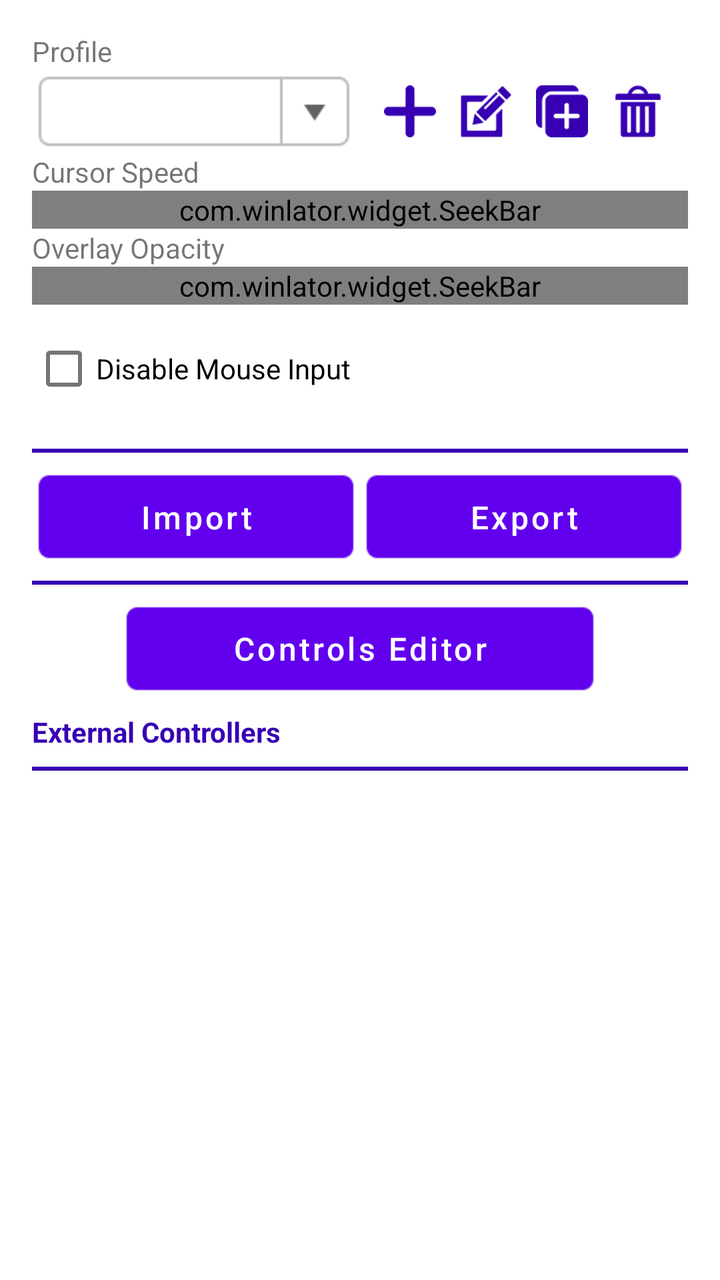
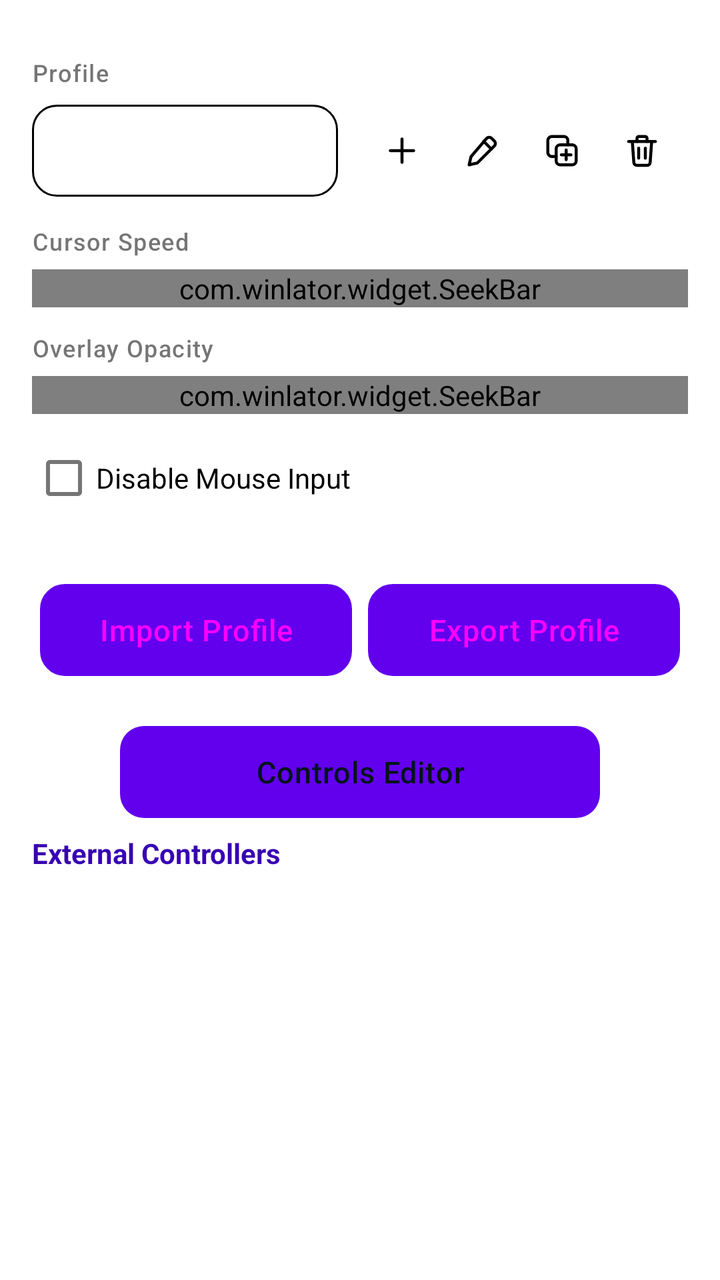

Compare the two renders of this Android layout. The source of the first and the diff that turns it into the second are given below.
<!-- AndroidManifest.xml: fallback theme Theme.MaterialComponents.DayNight.NoActionBar -->
<!-- res/layout/input_controls_fragment.xml -->
<?xml version="1.0" encoding="utf-8"?>
<ScrollView xmlns:android="http://schemas.android.com/apk/res/android"
    android:layout_width="match_parent"
    android:layout_height="match_parent"
    xmlns:app="http://schemas.android.com/apk/res-auto">

    <LinearLayout
        android:orientation="vertical"
        android:layout_width="match_parent"
        android:layout_height="match_parent"
        android:padding="16dp">

        <TextView
            android:layout_width="wrap_content"
            android:layout_height="wrap_content"
            android:text="@string/profile" />

        <LinearLayout
            android:layout_width="match_parent"
            android:layout_height="wrap_content"
            android:orientation="horizontal"
            android:gravity="center_vertical">

            <Spinner
                style="@style/ComboBox"
                android:id="@+id/SProfile"
                android:layout_width="0dp"
                android:layout_height="wrap_content"
                android:layout_weight="1" />

            <LinearLayout style="@style/Toolbox">
                <ImageButton
                    style="@style/ListMenuButton"
                    android:id="@+id/BTAddProfile"
                    android:src="@drawable/icon_add" />

                <ImageButton
                    style="@style/ListMenuButton"
                    android:id="@+id/BTEditProfile"
                    android:src="@drawable/icon_edit" />

                <ImageButton
                    style="@style/ListMenuButton"
                    android:id="@+id/BTDuplicateProfile"
                    android:src="@drawable/icon_duplicate" />

                <ImageButton
                    style="@style/ListMenuButton"
                    android:id="@+id/BTRemoveProfile"
                    android:layout_marginRight="0dp"
                    android:src="@drawable/icon_remove" />
            </LinearLayout>
        </LinearLayout>

        <TextView
            android:layout_width="wrap_content"
            android:layout_height="wrap_content"
            android:text="@string/cursor_speed"/>

        <com.winlator.widget.SeekBar
            android:id="@+id/SBCursorSpeed"
            android:layout_width="match_parent"
            android:layout_height="wrap_content"
            app:suffix="%"
            app:minValue="10"
            app:maxValue="250" />

        <TextView
            android:layout_width="wrap_content"
            android:layout_height="wrap_content"
            android:text="@string/overlay_opacity"/>

        <com.winlator.widget.SeekBar
            android:id="@+id/SBOverlayOpacity"
            android:layout_width="match_parent"
            android:layout_height="wrap_content"
            app:suffix="%"
            app:step="5"
            app:minValue="10"
            app:maxValue="100" />

        <CheckBox
            android:id="@+id/CBDisableMouseInput"
            android:layout_width="wrap_content"
            android:layout_height="wrap_content"
            android:text="@string/disable_mouse_input"
            android:layout_marginTop="8dp" />

        <View
            style="@style/HorizontalLine"
            android:layout_marginTop="16dp" />

        <LinearLayout
            android:layout_width="match_parent"
            android:layout_height="wrap_content"
            android:orientation="horizontal">

            <Button
                style="@style/ButtonNeutral"
                android:id="@+id/BTImportProfile"
                android:layout_width="0dp"
                android:layout_height="wrap_content"
                android:layout_weight="1"
                android:text="@string/import_profile" />

            <Button
                style="@style/ButtonNeutral"
                android:id="@+id/BTExportProfile"
                android:layout_width="0dp"
                android:layout_height="wrap_content"
                android:layout_weight="1"
                android:text="@string/export_profile" />
        </LinearLayout>

        <View style="@style/HorizontalLine" />

        <Button
            style="@style/ButtonPositive"
            android:id="@+id/BTControlsEditor"
            android:layout_width="240dp"
            android:layout_height="wrap_content"
            android:layout_gravity="center_horizontal"
            android:text="@string/controls_editor" />

        <TextView
            android:layout_width="wrap_content"
            android:layout_height="wrap_content"
            android:textStyle="bold"
            android:text="@string/external_controllers"
            android:textColor="?attr/colorPrimaryVariant"
            android:layout_marginTop="8dp" />

        <View style="@style/HorizontalLine" />

        <LinearLayout
            android:id="@+id/LLExternalControllers"
            android:layout_width="match_parent"
            android:layout_height="wrap_content"
            android:orientation="vertical" />

        <TextView
            android:id="@+id/TVEmptyText"
            android:layout_width="match_parent"
            android:layout_height="match_parent"
            android:gravity="center"
            android:text="@string/no_items_to_display"
            android:visibility="gone" />
    </LinearLayout>
</ScrollView>
<!-- resources referenced by this layout -->
<resources>
  <!-- drawable icon_add: png bitmap (drawable-hdpi, 489 bytes) -->
  <!-- drawable icon_duplicate: png bitmap (drawable-hdpi, 890 bytes) -->
  <!-- drawable icon_edit: png bitmap (drawable-hdpi, 843 bytes) -->
  <!-- drawable icon_remove: png bitmap (drawable-hdpi, 707 bytes) -->
  <style name="ButtonNeutral" parent="BaseButton">
          <item name="android:background">@drawable/button_neutral</item>
          <item name="android:textColor">#ffffff</item>
      </style>
  <style name="ButtonPositive" parent="BaseButton">
          <item name="android:background">@drawable/button_positive</item>
          <item name="android:textColor">#ffffff</item>
      </style>
  <style name="ComboBox">
          <item name="android:layout_width">192dp</item>
          <item name="android:layout_height">42dp</item>
          <item name="android:focusable">true</item>
          <item name="android:clickable">true</item>
          <item name="android:textSize">16sp</item>
          <item name="android:textColor">?attr/colorPrimaryText</item>
          <item name="android:gravity">left|center_vertical</item>
          <item name="android:paddingLeft">12dp</item>
          <item name="android:paddingRight">36dp</item>
          <item name="android:paddingTop">0dp</item>
          <item name="android:paddingBottom">0dp</item>
          <item name="android:maxLines">1</item>
          <item name="android:ellipsize">end</item>
          <item name="android:spinnerMode">dropdown</item>
          <item name="android:background">@drawable/combo_box</item>
          <item name="android:popupBackground">?attr/popupMenuBackground</item>
      </style>
  <style name="HorizontalLine">
          <item name="android:layout_width">match_parent</item>
          <item name="android:layout_height">2dp</item>
          <item name="android:background">?attr/colorPrimaryVariant</item>
          <item name="android:layout_marginTop">8dp</item>
          <item name="android:layout_marginBottom">8dp</item>
      </style>
  <style name="ListMenuButton" parent="BaseImageButton">
          <item name="android:layout_width">34dp</item>
          <item name="android:layout_height">34dp</item>
          <item name="android:tint">?attr/colorPrimaryVariant</item>
          <item name="android:layout_marginLeft">2dp</item>
          <item name="android:layout_marginRight">2dp</item>
      </style>
  <style name="Toolbox">
          <item name="android:layout_width">wrap_content</item>
          <item name="android:layout_height">40dp</item>
          <item name="android:orientation">horizontal</item>
          <item name="android:gravity">center_vertical</item>
          <item name="android:background">?attr/toolboxBackground</item>
          <item name="android:paddingTop">2dp</item>
          <item name="android:paddingBottom">2dp</item>
          <item name="android:paddingLeft">8dp</item>
          <item name="android:paddingRight">8dp</item>
      </style>
  <style name="BaseButton">
          <item name="android:layout_width">wrap_content</item>
          <item name="android:layout_height">42dp</item>
          <item name="android:focusable">true</item>
          <item name="android:clickable">true</item>
          <item name="android:textSize">16sp</item>
          <item name="android:lines">1</item>
          <item name="android:gravity">center</item>
          <item name="android:paddingLeft">24dp</item>
          <item name="android:paddingRight">24dp</item>
          <item name="android:textAllCaps">false</item>
      </style>
  <!-- drawable button_neutral (drawable) -->
  <?xml version="1.0" encoding="utf-8"?>
  <selector xmlns:android="http://schemas.android.com/apk/res/android" >
      <item android:state_pressed="true" android:drawable="@drawable/button_neutral_pressed" />
      <item android:state_focused="true" android:drawable="@drawable/button_neutral_normal" />
      <item android:drawable="@drawable/button_neutral_normal" />
  </selector>
  <!-- drawable button_positive (drawable) -->
  <?xml version="1.0" encoding="utf-8"?>
  <selector xmlns:android="http://schemas.android.com/apk/res/android" >
      <item android:state_pressed="true" android:drawable="@drawable/button_positive_pressed" />
      <item android:state_focused="true" android:drawable="@drawable/button_positive_normal" />
      <item android:drawable="@drawable/button_positive_normal" />
  </selector>
  <!-- drawable combo_box (drawable) -->
  <?xml version="1.0" encoding="utf-8"?>
  <selector xmlns:android="http://schemas.android.com/apk/res/android" >
      <item android:state_pressed="true" android:drawable="@drawable/combo_box_pressed" />
      <item android:state_focused="true" android:drawable="@drawable/combo_box_normal" />
      <item android:drawable="@drawable/combo_box_normal" />
  </selector>
  <style name="BaseImageButton">
          <item name="android:layout_width">42dp</item>
          <item name="android:layout_height">42dp</item>
          <item name="android:focusable">true</item>
          <item name="android:clickable">true</item>
          <item name="android:gravity">center</item>
          <item name="android:scaleType">centerInside</item>
          <item name="android:background">?selectableItemBackgroundBorderless</item>
          <item name="android:padding">4dp</item>
      </style>
  <!-- drawable button_neutral_pressed: png bitmap (drawable-hdpi, 1534 bytes) -->
  <!-- drawable button_neutral_normal: png bitmap (drawable-hdpi, 1526 bytes) -->
  <!-- drawable button_positive_pressed: png bitmap (drawable-hdpi, 1512 bytes) -->
  <!-- drawable button_positive_normal: png bitmap (drawable-hdpi, 1515 bytes) -->
  <!-- drawable combo_box_pressed: png bitmap (drawable-hdpi, 1650 bytes) -->
  <!-- drawable combo_box_normal: png bitmap (drawable-hdpi, 1652 bytes) -->
  <!-- unchanged entries left out for length: 9 -->
</resources>

<!-- the commit's change to res/layout/input_controls_fragment.xml (unified diff, before → after) -->
@@ -11,8 +11,7 @@
         android:padding="16dp">
 
         <TextView
-            android:layout_width="wrap_content"
-            android:layout_height="wrap_content"
+            style="@style/LvFieldLabel"
             android:text="@string/profile" />
 
         <LinearLayout
@@ -53,9 +52,8 @@
         </LinearLayout>
 
         <TextView
-            android:layout_width="wrap_content"
-            android:layout_height="wrap_content"
-            android:text="@string/cursor_speed"/>
+            style="@style/LvFieldLabel"
+            android:text="@string/cursor_speed" />
 
         <com.winlator.widget.SeekBar
             android:id="@+id/SBCursorSpeed"
@@ -66,9 +64,8 @@
             app:maxValue="250" />
 
         <TextView
-            android:layout_width="wrap_content"
-            android:layout_height="wrap_content"
-            android:text="@string/overlay_opacity"/>
+            style="@style/LvFieldLabel"
+            android:text="@string/overlay_opacity" />
 
         <com.winlator.widget.SeekBar
             android:id="@+id/SBOverlayOpacity"
<!-- resource entries referenced after the edit -->
@@ -1,93 +1,183 @@
 <!-- resources referenced by this layout -->
 <resources>
-  <!-- drawable icon_add: png bitmap (drawable-hdpi, 489 bytes) -->
-  <!-- drawable icon_duplicate: png bitmap (drawable-hdpi, 890 bytes) -->
-  <!-- drawable icon_edit: png bitmap (drawable-hdpi, 843 bytes) -->
-  <!-- drawable icon_remove: png bitmap (drawable-hdpi, 707 bytes) -->
+  <!-- drawable icon_add (drawable) -->
+  <?xml version="1.0" encoding="utf-8"?>
+  <vector xmlns:android="http://schemas.android.com/apk/res/android"
+      android:width="24dp"
+      android:height="24dp"
+      android:viewportWidth="24"
+      android:viewportHeight="24">
+      <path android:pathData="M12,5L12,19" android:strokeColor="#FF000000" android:strokeWidth="1.8" android:strokeLineCap="round" android:strokeLineJoin="round" />
+      <path android:pathData="M5,12L19,12" android:strokeColor="#FF000000" android:strokeWidth="1.8" android:strokeLineCap="round" android:strokeLineJoin="round" />
+  </vector>
+  <!-- drawable icon_duplicate (drawable) -->
+  <?xml version="1.0" encoding="utf-8"?>
+  <vector xmlns:android="http://schemas.android.com/apk/res/android"
+      android:width="24dp"
+      android:height="24dp"
+      android:viewportWidth="24"
+      android:viewportHeight="24">
+      <path android:pathData="M10.9,8.5h7.2a2.4,2.4 0 0,1 2.4,2.4v7.2a2.4,2.4 0 0,1 -2.4,2.4h-7.2a2.4,2.4 0 0,1 -2.4,-2.4v-7.2a2.4,2.4 0 0,1 2.4,-2.4Z" android:strokeColor="#FF000000" android:strokeWidth="1.8" android:strokeLineCap="round" android:strokeLineJoin="round" />
+      <path android:pathData="M15.5,8.5V5.9a2.4,2.4 0 0,0 -2.4,-2.4H5.9A2.4,2.4 0 0,0 3.5,5.9v7.2a2.4,2.4 0 0,0 2.4,2.4h2.6" android:strokeColor="#FF000000" android:strokeWidth="1.8" android:strokeLineCap="round" android:strokeLineJoin="round" />
+      <path android:pathData="M14.5,11.6L14.5,17.4" android:strokeColor="#FF000000" android:strokeWidth="1.8" android:strokeLineCap="round" android:strokeLineJoin="round" />
+      <path android:pathData="M11.6,14.5L17.4,14.5" android:strokeColor="#FF000000" android:strokeWidth="1.8" android:strokeLineCap="round" android:strokeLineJoin="round" />
+  </vector>
+  <!-- drawable icon_edit (drawable) -->
+  <?xml version="1.0" encoding="utf-8"?>
+  <vector xmlns:android="http://schemas.android.com/apk/res/android"
+      android:width="24dp"
+      android:height="24dp"
+      android:viewportWidth="24"
+      android:viewportHeight="24">
+      <path android:pathData="M14.8,4.6a2.1,2.1 0 0,1 3,0l1.6,1.6a2.1,2.1 0 0,1 0,3L9.2,19.4L4.3,20.5l1.1,-4.9Z" android:strokeColor="#FF000000" android:strokeWidth="1.8" android:strokeLineCap="round" android:strokeLineJoin="round" />
+      <path android:pathData="M13,6.4L17.6,11" android:strokeColor="#FF000000" android:strokeWidth="1.8" android:strokeLineCap="round" android:strokeLineJoin="round" />
+  </vector>
+  <!-- drawable icon_remove (drawable) -->
+  <?xml version="1.0" encoding="utf-8"?>
+  <vector xmlns:android="http://schemas.android.com/apk/res/android"
+      android:width="24dp"
+      android:height="24dp"
+      android:viewportWidth="24"
+      android:viewportHeight="24">
+      <path android:pathData="M4,6.5L20,6.5" android:strokeColor="#FF000000" android:strokeWidth="1.8" android:strokeLineCap="round" android:strokeLineJoin="round" />
+      <path android:pathData="M9,6.5V4.6a1.1,1.1 0 0,1 1.1,-1.1h3.8a1.1,1.1 0 0,1 1.1,1.1V6.5" android:strokeColor="#FF000000" android:strokeWidth="1.8" android:strokeLineCap="round" android:strokeLineJoin="round" />
+      <path android:pathData="M6.2,6.5l0.9,12.6a1.8,1.8 0 0,0 1.8,1.7h6.2a1.8,1.8 0 0,0 1.8,-1.7l0.9,-12.6" android:strokeColor="#FF000000" android:strokeWidth="1.8" android:strokeLineCap="round" android:strokeLineJoin="round" />
+      <path android:pathData="M10,10.5L10,16.5" android:strokeColor="#FF000000" android:strokeWidth="1.8" android:strokeLineCap="round" android:strokeLineJoin="round" />
+      <path android:pathData="M14,10.5L14,16.5" android:strokeColor="#FF000000" android:strokeWidth="1.8" android:strokeLineCap="round" android:strokeLineJoin="round" />
+  </vector>
   <style name="ButtonNeutral" parent="BaseButton">
           <item name="android:background">@drawable/button_neutral</item>
-          <item name="android:textColor">#ffffff</item>
+          <item name="android:textColor">@color/lv_button_neutral_text</item>
       </style>
   <style name="ButtonPositive" parent="BaseButton">
           <item name="android:background">@drawable/button_positive</item>
-          <item name="android:textColor">#ffffff</item>
+          <item name="android:textColor">@color/lv_button_positive_text</item>
       </style>
   <style name="ComboBox">
           <item name="android:layout_width">192dp</item>
-          <item name="android:layout_height">42dp</item>
+          <item name="android:layout_height">46dp</item>
+          <item name="android:minHeight">46dp</item>
           <item name="android:focusable">true</item>
           <item name="android:clickable">true</item>
-          <item name="android:textSize">16sp</item>
+          <item name="android:textSize">15sp</item>
           <item name="android:textColor">?attr/colorPrimaryText</item>
           <item name="android:gravity">left|center_vertical</item>
-          <item name="android:paddingLeft">12dp</item>
-          <item name="android:paddingRight">36dp</item>
+          <item name="android:paddingLeft">14dp</item>
+          <item name="android:paddingRight">38dp</item>
           <item name="android:paddingTop">0dp</item>
           <item name="android:paddingBottom">0dp</item>
+          <item name="android:layout_marginTop">2dp</item>
+          <item name="android:layout_marginBottom">2dp</item>
           <item name="android:maxLines">1</item>
           <item name="android:ellipsize">end</item>
           <item name="android:spinnerMode">dropdown</item>
           <item name="android:background">@drawable/combo_box</item>
           <item name="android:popupBackground">?attr/popupMenuBackground</item>
+          <item name="android:dropDownVerticalOffset">4dp</item>
       </style>
   <style name="HorizontalLine">
           <item name="android:layout_width">match_parent</item>
-          <item name="android:layout_height">2dp</item>
-          <item name="android:background">?attr/colorPrimaryVariant</item>
-          <item name="android:layout_marginTop">8dp</item>
-          <item name="android:layout_marginBottom">8dp</item>
+          <item name="android:layout_height">1dp</item>
+          <item name="android:background">?attr/lvStroke</item>
+          <item name="android:layout_marginTop">12dp</item>
+          <item name="android:layout_marginBottom">12dp</item>
       </style>
   <style name="ListMenuButton" parent="BaseImageButton">
-          <item name="android:layout_width">34dp</item>
-          <item name="android:layout_height">34dp</item>
-          <item name="android:tint">?attr/colorPrimaryVariant</item>
-          <item name="android:layout_marginLeft">2dp</item>
-          <item name="android:layout_marginRight">2dp</item>
+          <item name="android:layout_width">38dp</item>
+          <item name="android:layout_height">38dp</item>
+          <item name="android:padding">9dp</item>
+          <item name="android:tint">?attr/lvIconTint</item>
+          <item name="android:background">@drawable/lv_btn_ghost</item>
+          <item name="android:layout_marginLeft">1dp</item>
+          <item name="android:layout_marginRight">1dp</item>
+      </style>
+  <style name="LvFieldLabel">
+          <item name="android:layout_width">wrap_content</item>
+          <item name="android:layout_height">wrap_content</item>
+          <item name="android:layout_marginTop">12dp</item>
+          <item name="android:layout_marginBottom">6dp</item>
+          <item name="android:textSize">12sp</item>
+          <item name="android:fontFamily">sans-serif-medium</item>
+          <item name="android:letterSpacing">0.04</item>
+          <item name="android:textColor">?attr/colorSecondaryText</item>
       </style>
   <style name="Toolbox">
           <item name="android:layout_width">wrap_content</item>
-          <item name="android:layout_height">40dp</item>
+          <item name="android:layout_height">46dp</item>
           <item name="android:orientation">horizontal</item>
           <item name="android:gravity">center_vertical</item>
           <item name="android:background">?attr/toolboxBackground</item>
           <item name="android:paddingTop">2dp</item>
           <item name="android:paddingBottom">2dp</item>
-          <item name="android:paddingLeft">8dp</item>
-          <item name="android:paddingRight">8dp</item>
+          <item name="android:paddingLeft">4dp</item>
+          <item name="android:paddingRight">4dp</item>
+          <item name="android:layout_marginLeft">8dp</item>
       </style>
   <style name="BaseButton">
           <item name="android:layout_width">wrap_content</item>
-          <item name="android:layout_height">42dp</item>
+          <item name="android:layout_height">46dp</item>
+          <item name="android:minHeight">46dp</item>
           <item name="android:focusable">true</item>
           <item name="android:clickable">true</item>
-          <item name="android:textSize">16sp</item>
+          <item name="android:textSize">15sp</item>
+          <item name="android:fontFamily">sans-serif-medium</item>
+          <item name="android:letterSpacing">0.02</item>
           <item name="android:lines">1</item>
           <item name="android:gravity">center</item>
-          <item name="android:paddingLeft">24dp</item>
-          <item name="android:paddingRight">24dp</item>
+          <item name="android:paddingLeft">22dp</item>
+          <item name="android:paddingRight">22dp</item>
           <item name="android:textAllCaps">false</item>
+          <item name="android:stateListAnimator">@null</item>
+          <item name="android:layout_marginLeft">4dp</item>
+          <item name="android:layout_marginRight">4dp</item>
       </style>
   <!-- drawable button_neutral (drawable) -->
   <?xml version="1.0" encoding="utf-8"?>
-  <selector xmlns:android="http://schemas.android.com/apk/res/android" >
-      <item android:state_pressed="true" android:drawable="@drawable/button_neutral_pressed" />
-      <item android:state_focused="true" android:drawable="@drawable/button_neutral_normal" />
-      <item android:drawable="@drawable/button_neutral_normal" />
-  </selector>
+  <ripple xmlns:android="http://schemas.android.com/apk/res/android" android:color="?attr/lvAccentSoft">
+      <item>
+          <selector>
+              <item android:state_pressed="true">
+                  <shape android:shape="rectangle">
+                      <solid android:color="?attr/lvSurfacePressed" />
+                      <stroke android:width="1dp" android:color="?attr/colorAccent" />
+                      <corners android:radius="12dp" />
+                  </shape>
+              </item>
+              <item android:state_focused="true">
+                  <shape android:shape="rectangle">
+                      <solid android:color="?attr/lvSurfaceInput" />
+                      <stroke android:width="1dp" android:color="?attr/colorAccent" />
+                      <corners android:radius="12dp" />
+                  </shape>
+              </item>
+              <item>
+                  <shape android:shape="rectangle">
+                      <solid android:color="?attr/lvSurfaceInput" />
+                      <stroke android:width="1dp" android:color="?attr/lvStrokeStrong" />
+                      <corners android:radius="12dp" />
+                  </shape>
+              </item>
+          </selector>
+      </item>
+  </ripple>
   <!-- drawable button_positive (drawable) -->
   <?xml version="1.0" encoding="utf-8"?>
-  <selector xmlns:android="http://schemas.android.com/apk/res/android" >
-      <item android:state_pressed="true" android:drawable="@drawable/button_positive_pressed" />
-      <item android:state_focused="true" android:drawable="@drawable/button_positive_normal" />
-      <item android:drawable="@drawable/button_positive_normal" />
-  </selector>
-  <!-- drawable combo_box (drawable) -->
-  <?xml version="1.0" encoding="utf-8"?>
-  <selector xmlns:android="http://schemas.android.com/apk/res/android" >
-      <item android:state_pressed="true" android:drawable="@drawable/combo_box_pressed" />
-      <item android:state_focused="true" android:drawable="@drawable/combo_box_normal" />
-      <item android:drawable="@drawable/combo_box_normal" />
-  </selector>
+  <ripple xmlns:android="http://schemas.android.com/apk/res/android" android:color="#33FFFFFF">
+      <item>
+          <selector>
+              <item android:state_enabled="false">
+                  <shape android:shape="rectangle"><solid android:color="?attr/lvSurfaceInput" /><corners android:radius="12dp" /></shape>
+              </item>
+              <item android:state_pressed="true">
+                  <shape android:shape="rectangle"><solid android:color="@color/lv_cyan_pressed" /><corners android:radius="12dp" /></shape>
+              </item>
+              <item>
+                  <shape android:shape="rectangle"><solid android:color="?attr/colorAccent" /><corners android:radius="12dp" /></shape>
+              </item>
+          </selector>
+      </item>
+  </ripple>
+  <!-- drawable combo_box: vector/xml drawable (drawable, 2010 chars, omitted) -->
   <style name="BaseImageButton">
           <item name="android:layout_width">42dp</item>
           <item name="android:layout_height">42dp</item>
@@ -96,14 +186,16 @@
           <item name="android:gravity">center</item>
           <item name="android:scaleType">centerInside</item>
           <item name="android:background">?selectableItemBackgroundBorderless</item>
-          <item name="android:padding">4dp</item>
-      </style>
-  <!-- drawable button_neutral_pressed: png bitmap (drawable-hdpi, 1534 bytes) -->
-  <!-- drawable button_neutral_normal: png bitmap (drawable-hdpi, 1526 bytes) -->
-  <!-- drawable button_positive_pressed: png bitmap (drawable-hdpi, 1512 bytes) -->
-  <!-- drawable button_positive_normal: png bitmap (drawable-hdpi, 1515 bytes) -->
-  <!-- drawable combo_box_pressed: png bitmap (drawable-hdpi, 1650 bytes) -->
-  <!-- drawable combo_box_normal: png bitmap (drawable-hdpi, 1652 bytes) -->
+          <item name="android:padding">9dp</item>
+      </style>
+  <!-- drawable lv_btn_ghost (drawable) -->
+  <?xml version="1.0" encoding="utf-8"?>
+  <ripple xmlns:android="http://schemas.android.com/apk/res/android" android:color="?attr/lvAccentSoftStrong">
+      <item android:id="@android:id/mask">
+          <shape android:shape="oval"><solid android:color="#FFFFFFFF" /></shape>
+      </item>
+  </ripple>
+  <color name="lv_cyan_pressed">#00A2C7</color>
   <!-- unchanged entries left out for length: 9 -->
 </resources>
 
